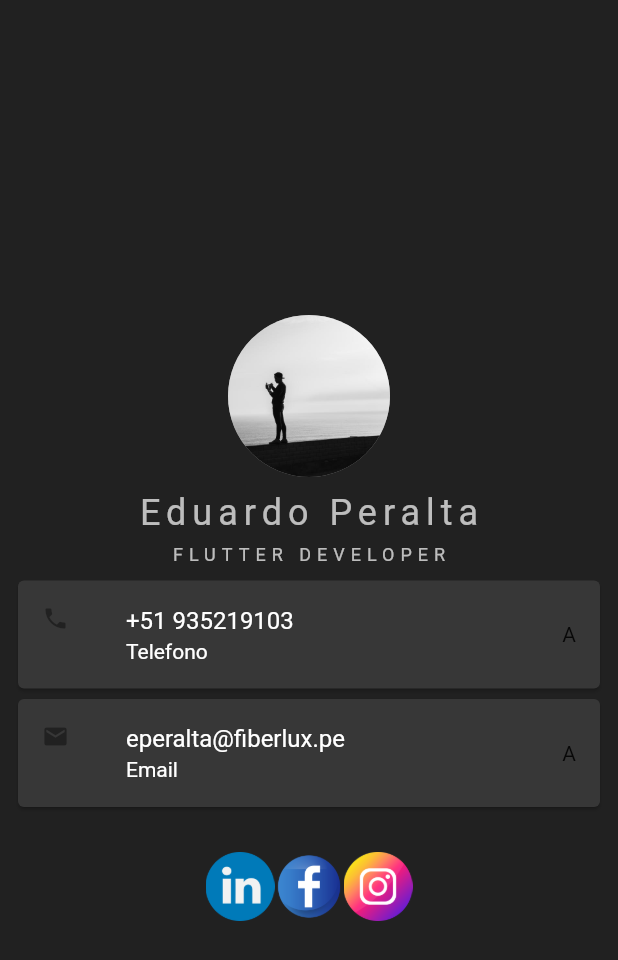
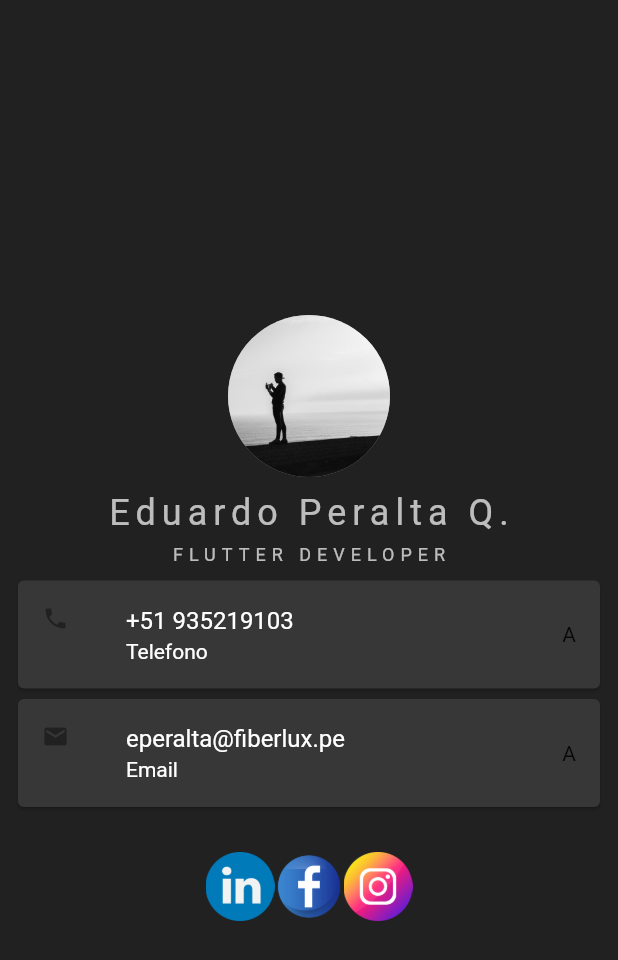
Before and after one commit to 3p3r4lt4/flutter_codigo3_init, a Flutter app: the screen it shows after launch, on a phone screen of 412 x 824 dp. Shown: the top 960 px of the screen. Run offline on Flutter 3.47's test engine with Material 2 defaults, Android fonts, the phone set to English and light mode, and no system bars; Roboto replaces fonts that are missing (ComforterBrush).

Commit message:
cambio en el nombre ...

```diff
--- a/lib/main.dart
+++ b/lib/main.dart
@@ -30,7 +30,7 @@ class MyApp extends StatelessWidget {
               height: 10.0,
             ),
             const Text(
-              "Eduardo Peralta",
+              "Eduardo Peralta Q.",
               style: TextStyle(
                 fontSize: 24.0,
                 fontFamily: 'ComforterBrush',
```
